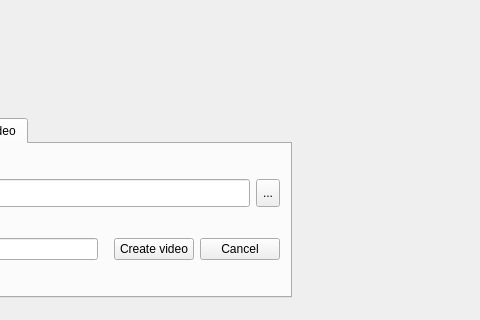
First picture: the form in mainwindow.ui, repository djfun/audio-visualizer-python, before the edit; both pictures show x 288 to 768 and y 387 to 707 of the 1165 by 707 pixel window.
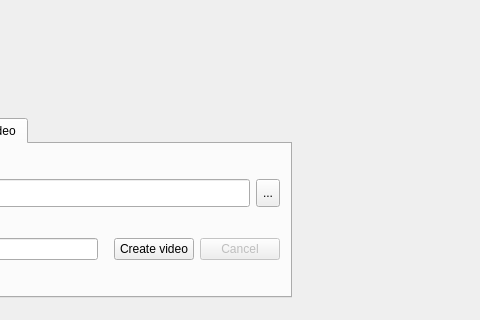
Second picture: the form after the edit. The open tabs and pages were chosen to show the change.

Commit message: Cancel button stops pre-processing too.

What changed in the file:
```diff
--- a/mainwindow.ui
+++ b/mainwindow.ui
@@ -711,6 +711,9 @@
             </item>
             <item>
              <widget class="QPushButton" name="pushButton_Cancel">
+              <property name="enabled">
+               <bool>false</bool>
+              </property>
               <property name="text">
                <string>Cancel</string>
               </property>
```
The commit also changes 5 other files.
